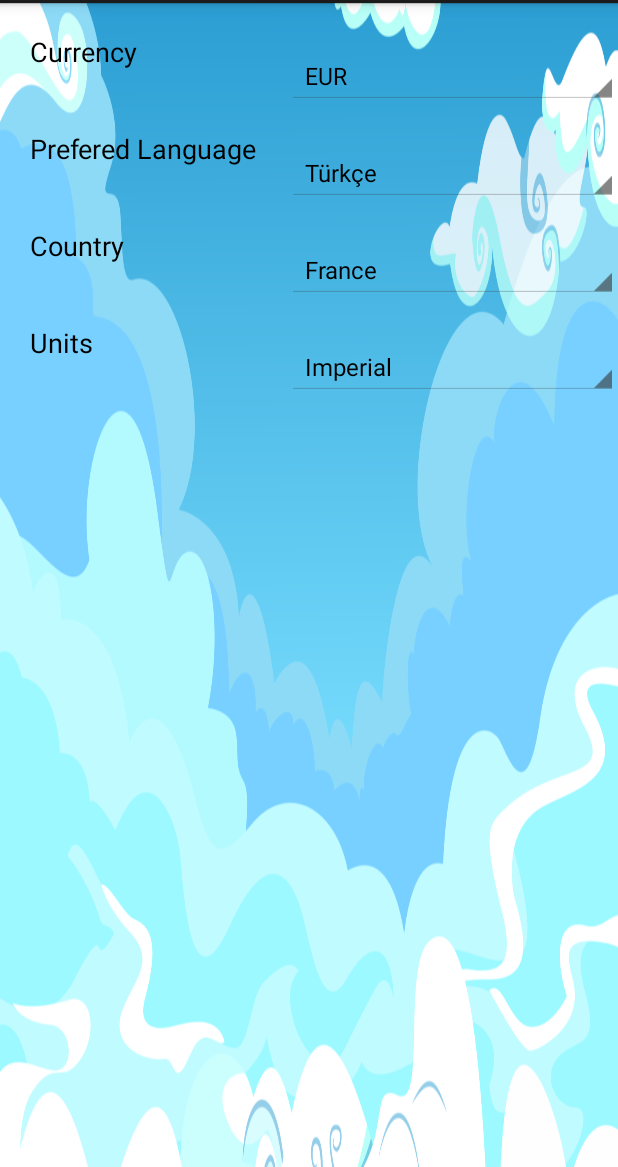
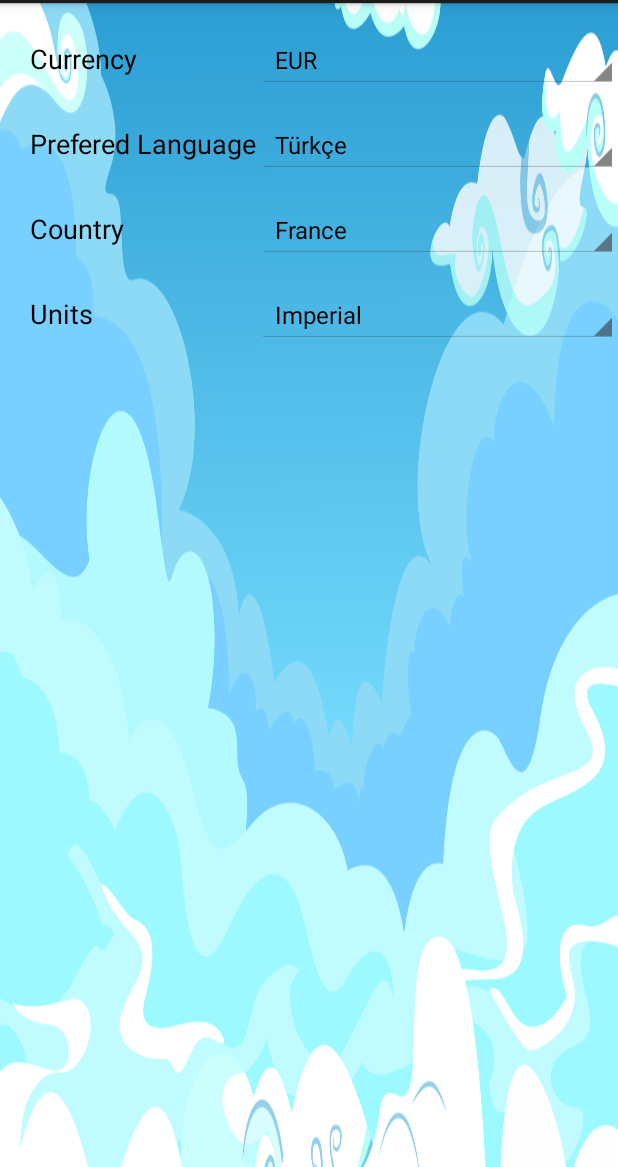
Before and after one commit to tdenisenko/FlightReservation, an Android app: the screen it shows after launch (Setting), in the options menu, after a tap on "Settings", on a phone screen of 412 x 824 dp, the part 69-1236 px from its top. Run offline under Robolectric (Android 15) with nearby library versions, the phone set to English and light mode, and no system bars; libraries missing offline, so code that uses them is left out: junit.framework.

```diff
--- a/app/src/main/AndroidManifest.xml
+++ b/app/src/main/AndroidManifest.xml
@@ -88,7 +88,10 @@
             android:name=".library.DashboardActivity"
             android:label="@string/title_activity_dashboard" >
         </activity>
-
+        <activity
+            android:name=".library.SingleItemView"
+            android:label="SingleItemView">
+        </activity>
 
         <activity
             android:name="com.example.tdenisenko.flightreservation.login.HomeActivity"
--- a/app/src/main/java/com/example/tdenisenko/flightreservation/FlightReservation/RegisteredUser.java
+++ b/app/src/main/java/com/example/tdenisenko/flightreservation/FlightReservation/RegisteredUser.java
@@ -4,18 +4,18 @@ package com.example.tdenisenko.flightreservation.FlightReservation;
  * Created by SULUNGOZ on 13.12.2014.
  */
 public class RegisteredUser extends User {
-    String email;
-    int userID;
-    String username;
-    String password;
-    String location;
-    boolean isAdmin = false;
+    static String email;
+    static int userID;
+    static String username;
+    static String password;
+    static String location;
+    static boolean isAdmin = false;
     static int USER_COUNT = 0;
 
     public RegisteredUser(String username, String password){
-        this.userID = 1000 + USER_COUNT;
-        this.username = username;
-        this.password = password;
+        userID = 1000 + USER_COUNT;
+        username = username;
+        password = password;
     }
     private void logOut(){
 
--- a/app/src/main/java/com/example/tdenisenko/flightreservation/FlightReservation/Setting.java
+++ b/app/src/main/java/com/example/tdenisenko/flightreservation/FlightReservation/Setting.java
@@ -3,8 +3,10 @@ package com.example.tdenisenko.flightreservation.FlightReservation;
 import android.app.Activity;
 import android.os.Bundle;
 import android.view.Menu;
+import android.view.View;
 import android.widget.ArrayAdapter;
 import android.widget.Spinner;
+import android.widget.TableRow;
 
 import com.example.tdenisenko.flightreservation.R;
 
@@ -15,6 +17,7 @@ public class Setting extends Activity {
     private Spinner spinner3;
     private Spinner spinner4;
     private Spinner spinner5;
+    private TableRow setcur;
 
     protected void onCreate(Bundle savedInstanceState) {
         super.onCreate(savedInstanceState);
@@ -24,6 +27,13 @@ public class Setting extends Activity {
         spinner3 = (Spinner) findViewById(R.id.countrySpinner);
         spinner4 = (Spinner) findViewById(R.id.unitsSpinner);
         spinner5 = (Spinner) findViewById(R.id.setcurSpinner);
+        setcur = (TableRow) findViewById(R.id.setcurrencyrow);
+
+        if (RegisteredUser.isAdmin == true) {
+            setcur.setVisibility(View.VISIBLE);
+        } else {
+            setcur.setVisibility(View.GONE);
+        }
 
         // Create an ArrayAdapter using the string array and a default spinner layout
         ArrayAdapter<CharSequence> adapter = ArrayAdapter.createFromResource(this,R.array.currencySpinner, android.R.layout.simple_spinner_item);
--- a/app/src/main/java/com/example/tdenisenko/flightreservation/library/searchMy.java
+++ b/app/src/main/java/com/example/tdenisenko/flightreservation/library/searchMy.java
@@ -19,6 +19,7 @@ import android.widget.Button;
 import android.widget.DatePicker;
 import android.widget.EditText;
 import android.widget.Spinner;
+import android.widget.TableRow;
 import android.widget.TextView;
 import android.widget.Toast;
 
@@ -324,6 +325,7 @@ public class searchMy extends Activity {
                     if (userName.equals("admin")) {
                         registeredUser.setAdmin(true);
                         Toast.makeText(getApplicationContext(), "Welcome Administrator!", Toast.LENGTH_LONG).show();
+
                     } else {
                         registeredUser.setAdmin(false);
                         Toast.makeText(getApplicationContext(), "Login Successful!", Toast.LENGTH_LONG).show();
--- a/app/src/main/res/layout/setting.xml
+++ b/app/src/main/res/layout/setting.xml
@@ -6,20 +6,14 @@
     android:background="@drawable/images"
     android:visibility="visible">
 
-    <TableRow>
+    <TableRow android:layout_marginLeft="20dp"
+        android:layout_marginTop="20dp">
     <TextView
         android:layout_width="wrap_content"
         android:layout_height="wrap_content"
         android:textAppearance="?android:attr/textAppearanceMedium"
         android:text="Currency"
         android:id="@+id/Currency"
-        android:layout_alignEnd="@+id/Language"
-        android:padding="20dp"
-        android:layout_alignParentTop="false"
-        android:layout_alignParentStart="true"
-        android:layout_alignParentEnd="false"
-
-
         />
 
     <Spinner
@@ -30,16 +24,13 @@
         android:gravity="left"
         android:layout_weight="2"
         android:visibility="visible"
-        android:layout_toEndOf="@id/Currency"
-        android:layout_marginTop="15dp"
-        android:layout_toRightOf="@+id/Currency"
-        android:layout_alignBottom="@+id/Country"
 
 
         />
     </TableRow>
 
-    <TableRow>
+    <TableRow android:layout_marginLeft="20dp"
+        android:layout_marginTop="20dp">
 
     <TextView
         android:layout_width="wrap_content"
@@ -47,8 +38,6 @@
         android:textAppearance="?android:attr/textAppearanceMedium"
         android:text="Prefered Language"
         android:id="@+id/Language"
-
-        android:padding="20dp"
         android:layout_below="@+id/Currency"
         android:layout_alignParentStart="true"
 
@@ -62,12 +51,12 @@
         android:layout_weight="2"
         android:visibility="visible"
         android:layout_toEndOf="@id/Currency"
-        android:layout_marginTop="15dp"
         android:layout_toRightOf="@+id/Language"
         android:layout_alignBottom="@+id/Language" />
     </TableRow>
 
-    <TableRow>
+    <TableRow android:layout_marginLeft="20dp"
+        android:layout_marginTop="20dp">
 
         <TextView
             android:layout_width="wrap_content"
@@ -75,8 +64,6 @@
             android:textAppearance="?android:attr/textAppearanceMedium"
             android:text="Country"
             android:id="@+id/Country"
-
-            android:padding="20dp"
             android:layout_alignEnd="@+id/Language"
             android:layout_alignParentTop="false"
             android:layout_alignParentStart="true"
@@ -93,13 +80,13 @@
         android:layout_weight="2"
         android:visibility="visible"
         android:layout_toEndOf="@id/Country"
-        android:layout_marginTop="15dp"
         android:layout_toRightOf="@+id/Country"
         android:layout_alignBottom="@+id/Country" />
 
     </TableRow>
 
-    <TableRow>
+    <TableRow android:layout_marginLeft="20dp"
+        android:layout_marginTop="20dp">
         <TextView
             android:layout_width="wrap_content"
             android:layout_height="wrap_content"
@@ -108,7 +95,6 @@
             android:text="Units"
             android:id="@+id/IsEmperial"
             android:gravity="center_vertical"
-            android:padding="20dp"
             android:layout_alignEnd="@+id/Language"
             android:layout_alignParentTop="false"
             android:layout_alignParentStart="true"
@@ -126,7 +112,6 @@
         android:layout_weight="2"
         android:visibility="visible"
         android:layout_toEndOf="@id/IsEmperial"
-        android:layout_marginTop="15dp"
         android:layout_toRightOf="@+id/IsEmperial"
         android:layout_alignBottom="@+id/IsEmperial"
         android:layout_alignParentTop="false"
@@ -139,7 +124,9 @@
 
     </TableRow>
 <TableRow android:id="@+id/setcurrencyrow"
-    android:visibility="gone">
+    android:visibility="gone"
+    android:layout_marginLeft="20dp"
+    android:layout_marginTop="20dp">
     <TextView
         android:layout_width="wrap_content"
         android:layout_height="wrap_content"
@@ -147,7 +134,6 @@
         android:text="Set Currency"
         android:id="@+id/SetCurrency"
         android:gravity="center_vertical"
-        android:padding="20dp"
         android:layout_alignEnd="@+id/Language"
         android:layout_alignParentTop="false"
         android:layout_alignParentStart="true"
@@ -161,7 +147,6 @@
         android:spinnerMode="dropdown"
         android:gravity="left"
         android:layout_weight="2"
-        android:layout_marginTop="15dp"
         android:layout_below="@+id/unitsSpinner"
         android:layout_toRightOf="@+id/SetCurrency"
         android:layout_alignBottom="@+id/SetCurrency"
```
Also changed, not shown: app/src/main/java/com/example/tdenisenko/flightreservation/library/SearchHtmlParser.java (+62 -3 lines), app/src/main/res/layout/listview_item.xml (+8 -0 lines).
